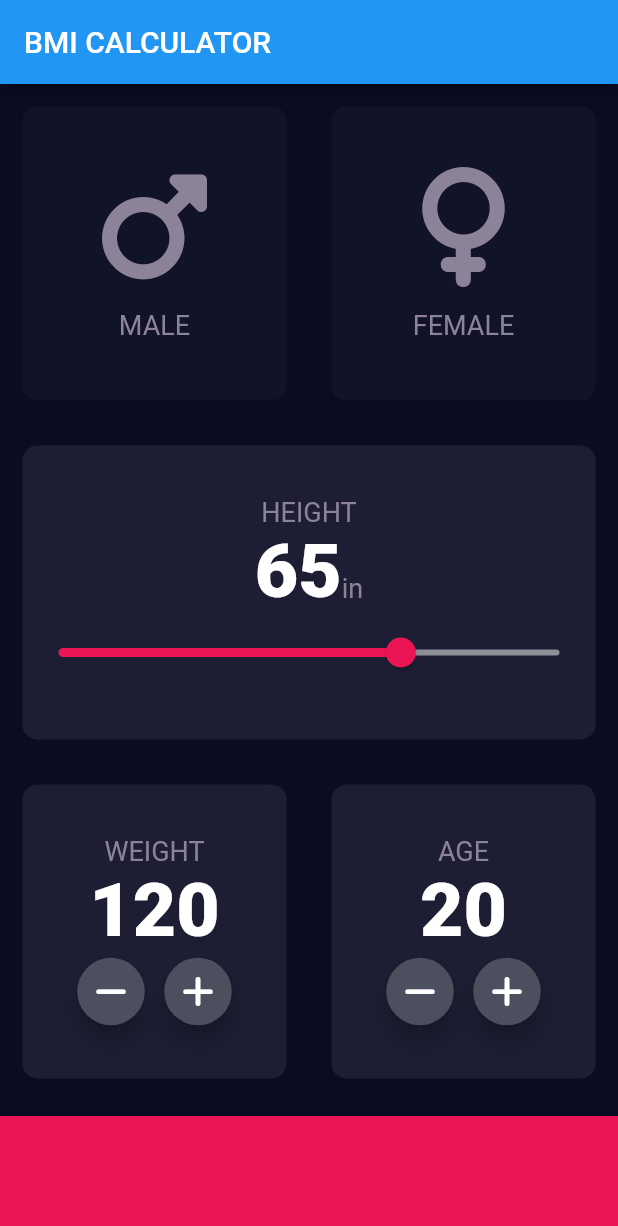
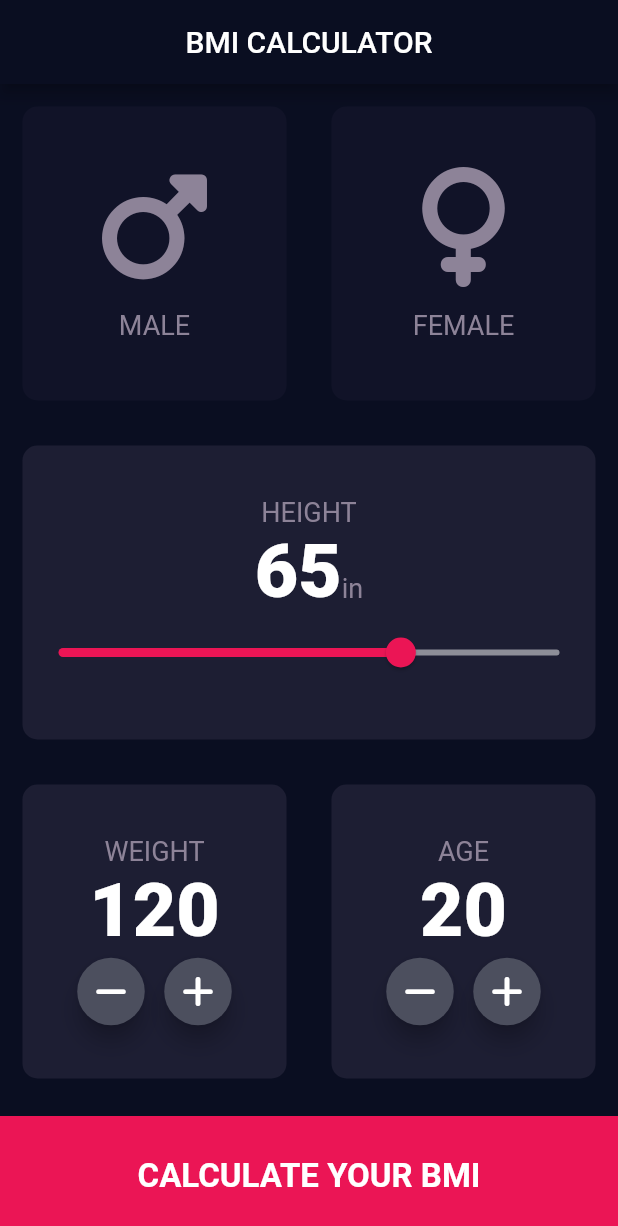
Before and after one commit to ragar3/Flutter-Bootcamp, a Flutter app: the screen it shows after launch, on a phone screen of 412 x 824 dp. Shown: the top 1226 px of the screen. Run offline on Flutter 3.47's test engine with Material 2 defaults, Android fonts, the phone set to English and light mode, and no system bars; our stand-ins replace font_awesome_flutter, rflutter_alert.

Commit message:
bmi calculator

```diff
--- /dev/null
+++ b/bmi_calculator/lib/calculator_brain.dart
@@ -0,0 +1,36 @@
+import 'dart:math';
+
+class CalculatorBrain {
+  CalculatorBrain({required this.weight, required this.height});
+
+  final int weight;
+  final int height;
+  double? _bmi;
+
+  String getBMI() {
+    _bmi = weight / pow(height, 2) * 703;
+    return _bmi?.toStringAsFixed(1) ?? '';
+  }
+
+  String getResult() {
+    switch (_bmi!) {
+      case >= 25:
+        return 'OVERWEIGHT';
+      case > 18.5:
+        return 'NORMAL';
+      default:
+        return 'UNDERWEIGHT';
+    }
+  }
+
+  String getInterpretation() {
+    switch (_bmi!) {
+      case >= 25:
+        return 'You have a higher than normal body weight. Try to exercise more.';
+      case > 18.5:
+        return 'You have a normal body weight. Good job!';
+      default:
+        return 'You have a lower than normal body weight. You can eat a bit more.';
+    }
+  }
+}
--- /dev/null
+++ b/bmi_calculator/lib/components/bottom_button.dart
@@ -0,0 +1,28 @@
+import 'package:flutter/material.dart';
+
+import '../constants.dart';
+
+class BottomButton extends StatelessWidget {
+  BottomButton({required this.label, required this.onTap});
+
+  final String label;
+  final void Function() onTap;
+
+  @override
+  Widget build(BuildContext context) {
+    return GestureDetector(
+      onTap: this.onTap,
+      child: Container(
+        child: Text(
+          label,
+          style: kButtonTextStyle,
+        ),
+        alignment: Alignment.center,
+        color: kButtonColor,
+        width: double.infinity,
+        height: kButtonHeight,
+        margin: EdgeInsets.only(top: 10.0),
+      ),
+    );
+  }
+}
--- a/bmi_calculator/lib/icon_content.dart
+++ b/bmi_calculator/lib/components/icon_content.dart
@@ -1,6 +1,5 @@
+import 'package:bmi_calculator/constants.dart';
 import 'package:flutter/material.dart';
-
-import 'constants.dart';
 
 class IconContent extends StatelessWidget {
   IconContent({required this.icon, required this.label});
--- /dev/null
+++ b/bmi_calculator/lib/components/round_icon_button.dart
@@ -0,0 +1,26 @@
+import 'package:flutter/material.dart';
+
+class RoundIconButton extends StatelessWidget {
+  RoundIconButton({required this.icon, required this.onPressed});
+
+  final IconData icon;
+  final void Function() onPressed;
+
+  @override
+  Widget build(BuildContext context) {
+    return RawMaterialButton(
+      onPressed: this.onPressed,
+      child: Icon(
+        icon,
+        color: Colors.white,
+      ),
+      fillColor: Color(0xff4c4f5e),
+      constraints: BoxConstraints.tightFor(
+        width: 45.0,
+        height: 45.0,
+      ),
+      shape: CircleBorder(),
+      elevation: 6.0,
+    );
+  }
+}
--- a/bmi_calculator/lib/input_page.dart
+++ b/bmi_calculator/lib/input_page.dart
@@ -1,9 +1,13 @@
+import 'package:bmi_calculator/components/icon_content.dart';
+import 'package:bmi_calculator/components/round_icon_button.dart';
 import 'package:flutter/material.dart';
 import 'package:font_awesome_flutter/font_awesome_flutter.dart';
 
+import 'calculator_brain.dart';
+import 'components/bottom_button.dart';
+import 'components/reusable_card.dart';
 import 'constants.dart';
-import 'icon_content.dart';
-import 'reusable_card.dart';
+import 'results_page.dart';
 
 enum Gender {
   none,
@@ -26,7 +30,7 @@ class _InputPageState extends State<InputPage> {
   Widget build(BuildContext context) {
     return Scaffold(
       appBar: AppBar(
-        title: Text('BMI CALCULATOR'),
+        title: Center(child: Text('BMI CALCULATOR')),
       ),
       body: Column(
         crossAxisAlignment: CrossAxisAlignment.stretch,
@@ -196,39 +200,25 @@ class _InputPageState extends State<InputPage> {
               ],
             ),
           ),
-          Container(
-            color: kButtonColor,
-            width: double.infinity,
-            height: kButtonHeight,
-            margin: EdgeInsets.only(top: 10.0),
+          BottomButton(
+            onTap: () {
+              CalculatorBrain calc =
+                  CalculatorBrain(weight: weight, height: height);
+              Navigator.push(
+                context,
+                MaterialPageRoute(
+                  builder: (context) => ResultsPage(
+                    bmi: calc.getBMI(),
+                    result: calc.getResult(),
+                    interpretation: calc.getInterpretation(),
+                  ),
+                ),
+              );
+            },
+            label: 'CALCULATE YOUR BMI',
           )
         ],
       ),
     );
   }
 }
-
-class RoundIconButton extends StatelessWidget {
-  RoundIconButton({required this.icon, required this.onPressed});
-
-  final IconData icon;
-  final void Function() onPressed;
-
-  @override
-  Widget build(BuildContext context) {
-    return RawMaterialButton(
-      onPressed: this.onPressed,
-      child: Icon(
-        icon,
-        color: Colors.white,
-      ),
-      fillColor: Color(0xff4c4f5e),
-      constraints: BoxConstraints.tightFor(
-        width: 45.0,
-        height: 45.0,
-      ),
-      shape: CircleBorder(),
-      elevation: 6.0,
-    );
-  }
-}
--- a/bmi_calculator/lib/main.dart
+++ b/bmi_calculator/lib/main.dart
@@ -9,13 +9,11 @@ class BMICalculator extends StatelessWidget {
   Widget build(BuildContext context) {
     return MaterialApp(
       home: InputPage(),
-      theme: ThemeData(
-        primaryColor: Color(0xFF0a0d22),
-        scaffoldBackgroundColor: Color(0xFF0a0d22),
-        textTheme: TextTheme(
-          bodyMedium: TextStyle(
-            color: Colors.white,
-          ),
+      theme: ThemeData.dark().copyWith(
+        primaryColor: Color(0xFF0A0E21),
+        scaffoldBackgroundColor: Color(0xFF0A0E21),
+        appBarTheme: AppBarTheme(
+          color: Color(0xFF0A0E21), // Set the AppBar color here
         ),
       ),
     );
```
Also changed, not shown: bmi_calculator/lib/constants.dart (+25 -0 lines), bmi_calculator/lib/results_page.dart (added, +65 -0 lines), bmi_calculator/lib/components/reusable_card.dart (renamed from bmi_calculator/lib/reusable_card.dart).
